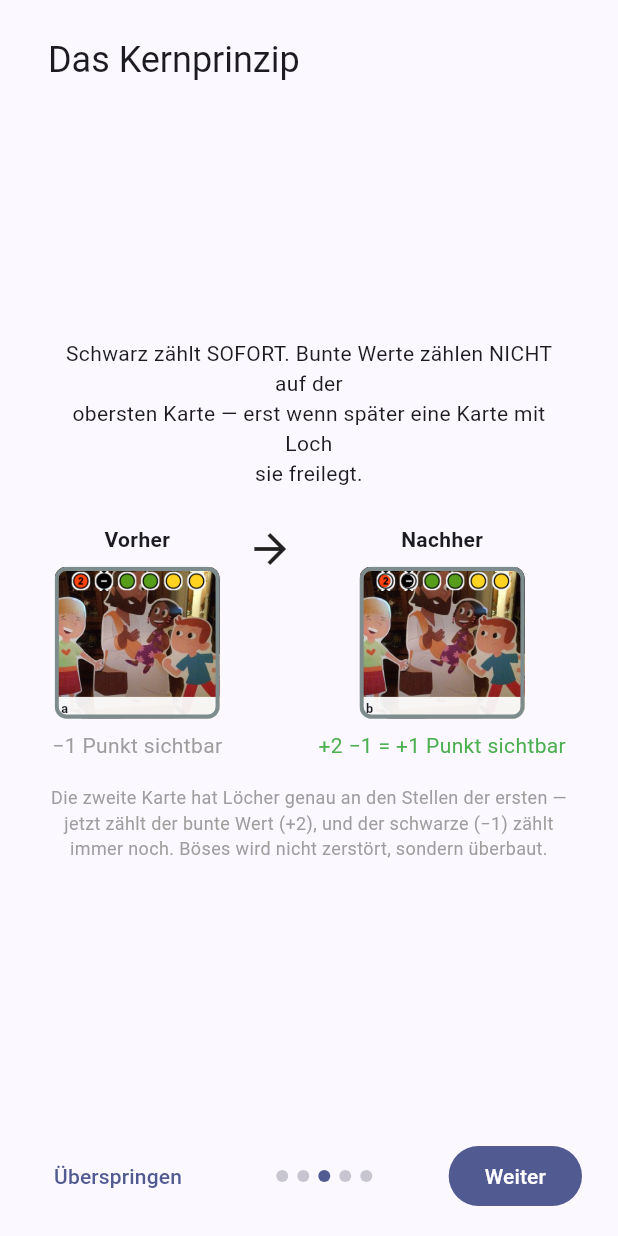
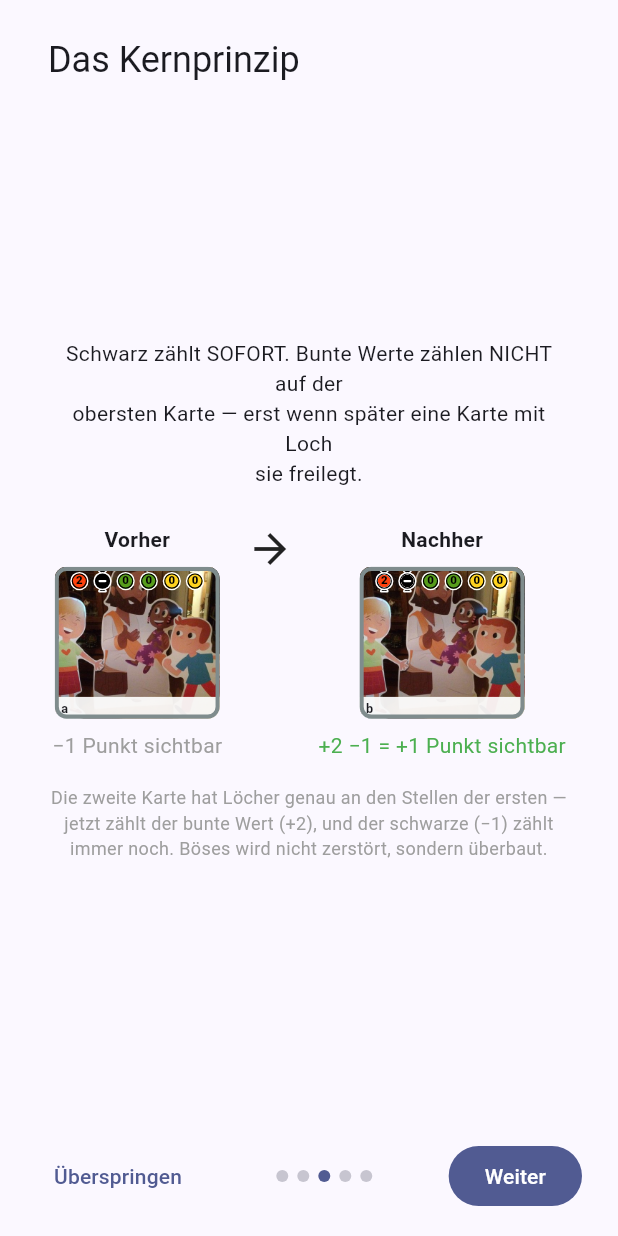
Before and after one commit to Paradoxianer/BibelTradingCardGame, a Flutter app: the screen it shows after launch, swiped to page 3, on a phone screen of 412 x 824 dp. Run offline on Flutter 3.47's test engine with Material 3 defaults, Android fonts, the phone set to English and light mode, and no system bars; our stand-ins replace flutter_bloc, hydrated_bloc.

Commit message:
Slot-Symbole zeichnen statt skalierte PNGs laden
Die Löcher waren zwar ausgestanzt, aber der Schnitt saß neben dem
gezeichneten Kreis: die Zellmitte im SlotLayout ließ die 1px-Polsterung
jeder Zelle außer Acht, die das Row-Layout einfügt. Sichtbar blieb dadurch
die weiße Schraffur des x-Tiles — es sah aus, als würde gar nicht gestanzt.

Statt den Versatz nachzurechnen, zeichnet ein CustomPainter die Symbole
jetzt selbst. Malen und Stanzen greifen damit auf dasselbe SlotLayout zu,
ein Loch kann gar nicht mehr neben seiner Stanzung liegen. Nebenbei sind
die Symbole in jeder Größe scharf — hochskalierte 378er-PNGs wirkten auf
kleinen Karten unsauber.

Übernommen aus dem Original-Artwork: Personenfarben (Vater #FF420E, Sohn
#579D1C, Heiliger Geist #FFD320), Kreis- und Ringmaße, die Dreiecke als
"zählt"-Kennzeichnung und die weiße Kontur für dunklen Grund.

Damit entfallen die abgeleiteten Slot-Tiles samt Bau-Skript; slot_zeile.dart
weicht slot_symbole.dart mit reinen Funktionen für die Zellen, die sich
direkt testen lassen.

Recherche zum Ausstanzen bestätigte den Ansatz: ClipPath mit Path.combine
und PathOperation.difference ist der übliche Weg
(https://www.flutterclutter.dev/flutter/tutorials/how-to-cut-a-hole-in-an-overlay/2020/510/).

Claude-Session: https://claude.ai/code/session_01MWcGLACcvbUuCYvGTkfgKL

```diff
--- a/app/lib/ui/widgets/karten_widget.dart
+++ b/app/lib/ui/widgets/karten_widget.dart
@@ -3,7 +3,7 @@ import 'package:flutter/material.dart';
 
 import 'loch_stanzung.dart';
 import 'slot_layout.dart';
-import 'slot_zeile.dart';
+import 'slot_symbole.dart';
 
 /// Wie viel einer Karte gezeigt wird. **Kein** zweites Design: in beiden
 /// Fällen dieselben Elemente in derselben Gestaltung, nur unterschiedlich
@@ -60,7 +60,7 @@ class KartenWidget extends StatelessWidget {
   }) => KartenWidget(
     key: key,
     karte: karte,
-    slots: SlotZeile.fuerKarte(karte).zellen,
+    slots: slotsFuerKarte(karte),
     ansicht: ansicht,
     breite: breite,
   );
@@ -73,7 +73,7 @@ class KartenWidget extends StatelessWidget {
   }) => KartenWidget(
     key: key,
     karte: karte,
-    slots: SlotZeile.fuerVerdeckteKarte(karte).zellen,
+    slots: slotsFuerVerdeckteKarte(karte),
     breite: breite,
     rueckseite: true,
   );
@@ -331,10 +331,8 @@ class _SlotBand extends StatelessWidget {
   });
 
   @override
-  Widget build(BuildContext context) => Positioned(
-    top: layout.oben,
-    left: layout.startX,
-    child: SlotZeile(zellen: slots, groesse: layout.zelle),
+  Widget build(BuildContext context) => Positioned.fill(
+    child: SlotSymbole(zellen: slots, layout: layout),
   );
 }
 
--- a/app/lib/ui/widgets/slot_layout.dart
+++ b/app/lib/ui/widgets/slot_layout.dart
@@ -24,8 +24,10 @@ class SlotLayout {
   /// Waagerechter Abstand zwischen zwei Zellen (je 1 px Polsterung).
   static const double abstand = 2;
 
-  /// Anteil der Zellbreite, den die durchsichtige Lochmitte einnimmt.
-  /// Aus dem Tile gemessen: Innenradius 121,5 von 378 px Kachelbreite.
+  /// Maße aus dem Original-Artwork (378 px Kachel): Außenradius des Kreises
+  /// 143,5 und Innenradius des Rings 121,5 — daraus ergibt sich auch die
+  /// Ringdicke.
+  static const double _symbolRadiusAnteil = 143.5 / 378;
   static const double _lochRadiusAnteil = 121.5 / 378;
 
   double get gesamtBreite => 6 * zelle + 5 * abstand;
@@ -38,7 +40,9 @@ class SlotLayout {
     oben + zelle / 2,
   );
 
-  /// Radius der Stanzung — nur die Innenfläche, Ring und Dreiecke bleiben
-  /// stehen.
+  /// Außenradius des gezeichneten Kreises.
+  double get symbolRadius => zelle * _symbolRadiusAnteil;
+
+  /// Radius der Stanzung — nur die Innenfläche, der Ring bleibt stehen.
   double get lochRadius => zelle * _lochRadiusAnteil;
 }
--- a/app/lib/ui/widgets/slot_zeile.dart
+++ /dev/null
@@ -1,112 +0,0 @@
-import 'package:btcg_engine/engine.dart';
-import 'package:flutter/material.dart';
-
-// Kopie von legacy/ArtWork/ — siehe Kommentar in data/kartenset_loader.dart
-// zum Grund (DWDS unterstützt keine `..`-relativen Assets).
-const String _artworkBasis = 'assets/artwork';
-
-String _prefixFuer(SlotPosition pos) => switch (pos) {
-  SlotPosition.v1 || SlotPosition.v2 => 'V',
-  SlotPosition.s1 || SlotPosition.s2 => 'S',
-  SlotPosition.hg1 || SlotPosition.hg2 => 'HG',
-};
-
-String tilePfad(SlotPosition pos, SlotSymbol symbol) {
-  final wert = switch (symbol) {
-    Farbig(wert: final w) => '$w',
-    Schwarz() => '-1',
-    Loch() => 'x',
-  };
-  return '$_artworkBasis/${_prefixFuer(pos)}_$wert.png';
-}
-
-/// Was in einer Slot-Spalte tatsächlich zu sehen ist. [verdeckt] blendet den
-/// Wert aus und zeigt nur, ob dort ein Loch ist (REGELWERK D9).
-typedef SlotAnzeige = ({SlotPosition pos, SlotSymbol symbol, bool verdeckt});
-
-/// Slot einer verdeckten Karte ohne Loch: die Kartenrückseite. Zeigt bewusst
-/// keinen Wert, hält aber die Zelle besetzt, damit die Loch-Positionen
-/// ablesbar bleiben.
-class _VerdeckterSlot extends StatelessWidget {
-  const _VerdeckterSlot();
-
-  @override
-  Widget build(BuildContext context) => Padding(
-    padding: const EdgeInsets.all(1),
-    child: DecoratedBox(
-      decoration: BoxDecoration(
-        color: Colors.indigo.shade100,
-        shape: BoxShape.circle,
-        border: Border.all(color: Colors.indigo.shade200),
-      ),
-    ),
-  );
-}
-
-/// Die sechs Symbole einer Karte bzw. eines Stapels — **ein** Rendering für
-/// Hand- und Feldkarten. Es sind immer genau 6 Zellen sichtbar, nie Lücken
-/// (ARCHITEKTUR §3).
-class SlotZeile extends StatelessWidget {
-  final List<SlotAnzeige> zellen;
-  final double groesse;
-
-  /// Direkt mit fertigen Zellen — genutzt von [KartenWidget], das die Zellen
-  /// über die Factories unten ermittelt und selbst zeichnen lässt.
-  const SlotZeile({super.key, required this.zellen, this.groesse = 26});
-
-  const SlotZeile._({required this.zellen, required this.groesse});
-
-  /// Einzelne Karte (Hand): zeigt schlicht ihre eigenen Symbole. Ein Loch
-  /// zeigt das Loch-Tile — es liegt ja nichts darunter, durch das man sähe.
-  factory SlotZeile.fuerKarte(Karte karte, {double groesse = 26}) => SlotZeile._(
-    groesse: groesse,
-    zellen: [
-      for (final pos in kSlotOrder)
-        (pos: pos, symbol: karte.slotAn(pos), verdeckt: false),
-    ],
-  );
-
-  /// Verdeckte Karte (fremde Hand, oberste Deckkarte): nur die Stanzungen
-  /// sind zu sehen, die Werte nicht — eine Stanzung ist auch von hinten ein
-  /// Loch (REGELWERK D9).
-  ///
-  /// Die Reihenfolge ist **gespiegelt**: eine umgedrehte Karte zeigt ihre
-  /// Löcher seitenverkehrt, sonst passt das Bild nicht zu einer real
-  /// gewendeten Karte.
-  factory SlotZeile.fuerVerdeckteKarte(Karte karte, {double groesse = 26}) =>
-      SlotZeile._(
-        groesse: groesse,
-        zellen: [
-          for (final pos in kSlotOrder.reversed)
-            (
-              pos: pos,
-              symbol: karte.slotAn(pos),
-              verdeckt: karte.slotAn(pos) is! Loch,
-            ),
-        ],
-      );
-
-  @override
-  Widget build(BuildContext context) {
-    return Row(
-      mainAxisSize: MainAxisSize.min,
-      children: [
-        for (final zelle in zellen)
-          Padding(
-            padding: const EdgeInsets.symmetric(horizontal: 1),
-            child: SizedBox(
-              width: groesse,
-              height: groesse,
-              // Rückseite: Wert bleibt verborgen, Löcher nicht (D9).
-              // Beim Loch-Tile wird die schraffierte Innenfläche von der
-              // LochStanzung weggeschnitten; stehen bleiben Ring und
-              // Dreiecke, und dort scheint durch, was darunter liegt.
-              child: zelle.verdeckt
-                  ? const _VerdeckterSlot()
-                  : Image.asset(tilePfad(zelle.pos, zelle.symbol)),
-            ),
-          ),
-      ],
-    );
-  }
-}
```
Also changed, not shown: app/lib/ui/widgets/slot_symbole.dart (added, +194 -0 lines), 3 other files.
